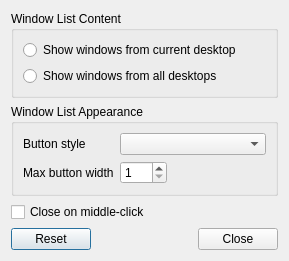
lxqt/lxqt-panel, file plugin-taskbar/razortaskbarconfiguration.ui: the form before one commit.
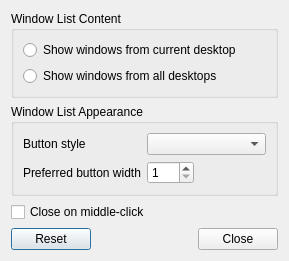
The form after the commit.

Commit message: Rename Maximum button width to Preferr button width in the taskbar

The edit to the form file:
```diff
--- a/plugin-taskbar/razortaskbarconfiguration.ui
+++ b/plugin-taskbar/razortaskbarconfiguration.ui
@@ -62,7 +62,7 @@
       <item row="1" column="0">
        <widget class="QLabel" name="maxWidthL">
         <property name="text">
-         <string>Max button width</string>
+         <string>Preferred button width</string>
         </property>
        </widget>
       </item>
```
Left out of the diff: 4 changed lines with no effect on the pictures. The commit also changes 3 other files.
